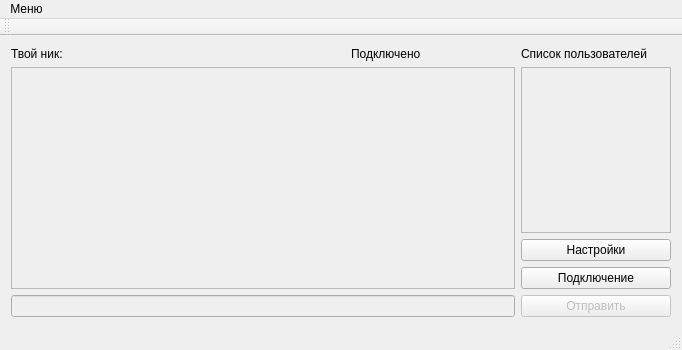
Qt form Client-GUI/mainwindow.ui (vaspull/Chat) before a commit.
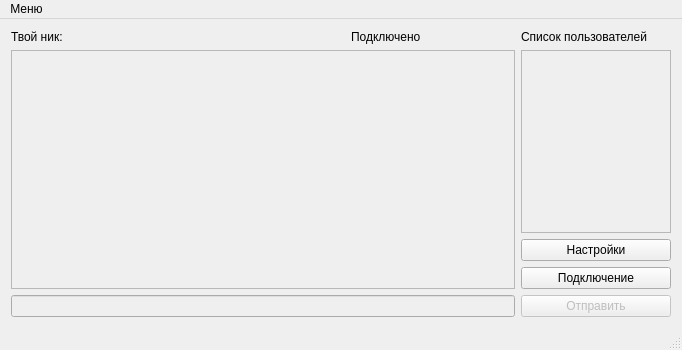
The same form after that commit. Icons and pictures are not drawn.

Commit message: некоторые исправления в интерфейсе

Patch:
```diff
--- a/Client-GUI/mainwindow.ui
+++ b/Client-GUI/mainwindow.ui
@@ -146,14 +146,6 @@
    </widget>
    <addaction name="menu"/>
   </widget>
-  <widget class="QToolBar" name="mainToolBar">
-   <attribute name="toolBarArea">
-    <enum>TopToolBarArea</enum>
-   </attribute>
-   <attribute name="toolBarBreak">
-    <bool>false</bool>
-   </attribute>
-  </widget>
   <widget class="QStatusBar" name="statusBar"/>
   <action name="action">
    <property name="text">
```
The commit also changes 3 other files.
